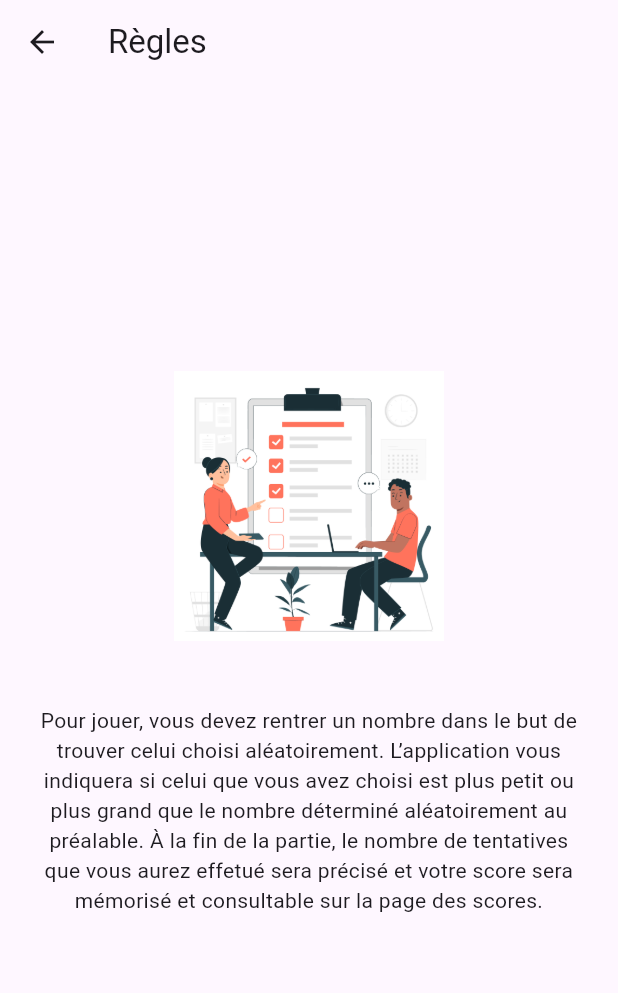
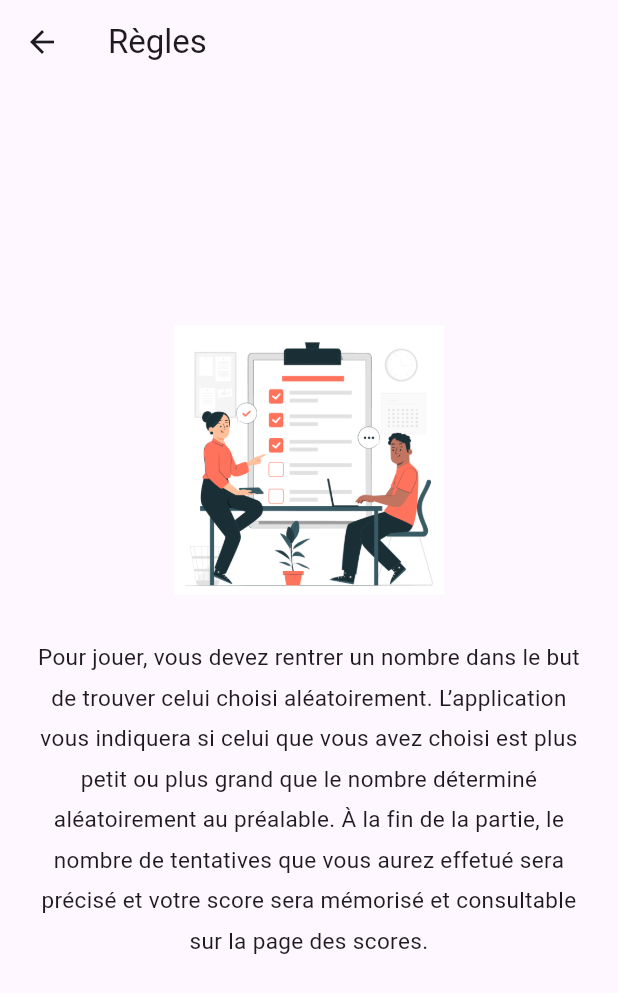
Before and after one commit to amelie-brizard/tp-dev-mobile-note, a Flutter app: the ReglesPage screen opened directly, on a phone screen of 412 x 824 dp. Shown: the top 993 px of the screen. Run offline on Flutter 3.47's test engine with Material 3 defaults, Android fonts, the phone set to English and light mode, and no system bars.

Commit message:
Modification du style du texte des règles

```diff
--- a/lib/views/ReglePage.dart
+++ b/lib/views/ReglePage.dart
@@ -16,12 +16,13 @@ class ReglesPage extends StatelessWidget {
             width: 250,
             height: 180,
           ),
-          const SizedBox(height: 20),
+          const SizedBox(height: 5),
           const Padding(
               padding: EdgeInsets.all(23.0),
               child: Text(
                 'Pour jouer, vous devez rentrer un nombre dans le but de trouver celui choisi aléatoirement. L’application vous indiquera si celui que vous avez choisi est plus petit ou plus grand que le nombre déterminé aléatoirement au préalable. À la fin de la partie, le nombre de tentatives que vous aurez effetué sera précisé et votre score sera mémorisé et consultable sur la page des scores.',
                 textAlign: TextAlign.center,
+                style: TextStyle(fontSize: 15, height: 1.8),
               )),
         ],
       )),
```
